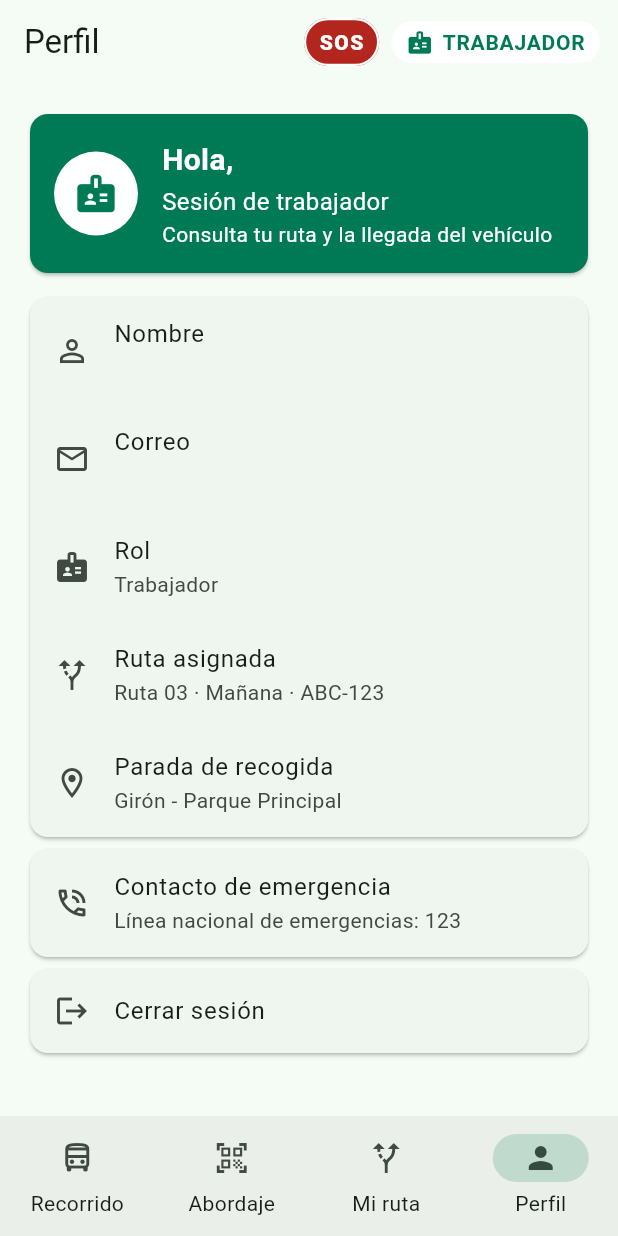
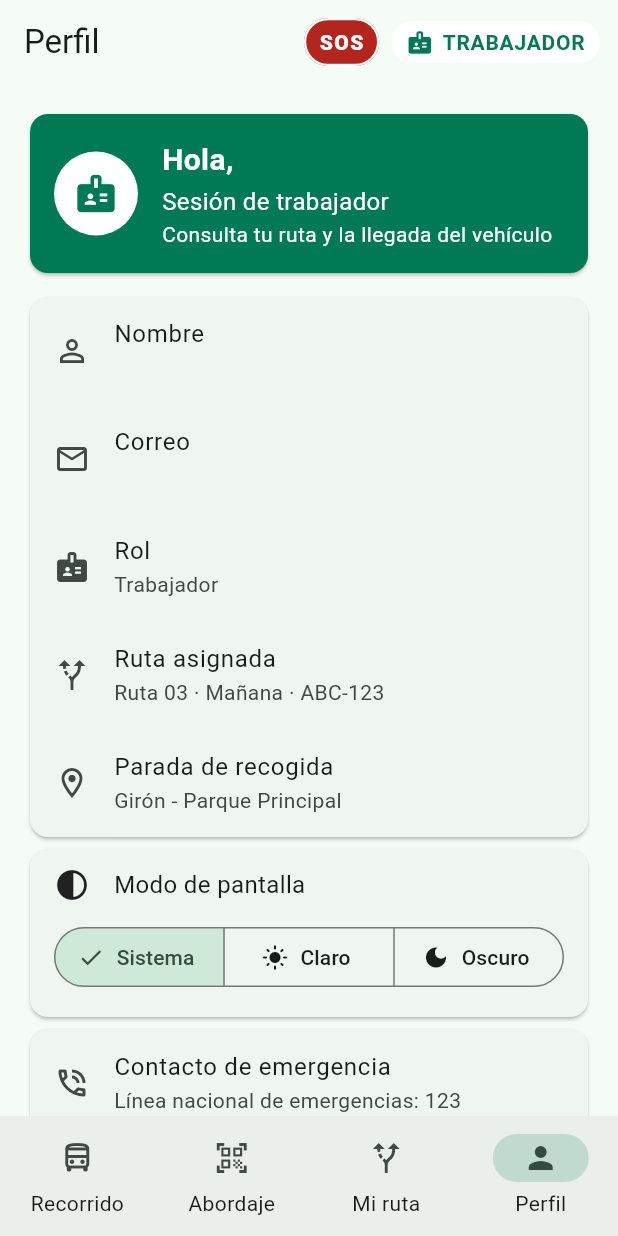
Before and after one commit to Andressd27/Rutix, a Flutter app: the _ConductorConRuta screen opened directly with sample values from the repository, item 4 of the bottom bar chosen, on a phone screen of 412 x 824 dp. Run offline on Flutter 3.47's test engine with Material 3 defaults, Android fonts, the phone set to English and light mode, and no system bars; our stand-ins replace cloud_firestore, connectivity_plus, firebase_auth, firebase_core, flutter_local_notifications, flutter_map and 5 more; missing offline and left inert: mobile_scanner; accounts and stored records are empty; statements that could not run were skipped.

Commit message:
Selector manual de modo de pantalla (Sistema, Claro u Oscuro)
- Perfil (los tres roles): tarjeta "Modo de pantalla" para seguir al
  teléfono o fijar claro u oscuro. Se aplica al instante.
- La elección se guarda en el teléfono (shared_preferences) y se mantiene
  al reabrir la app o cambiar de cuenta.
- 3 pruebas nuevas (110 en total).

Co-Authored-By: Claude Opus 5.5 <noreply@anthropic.com>

```diff
--- /dev/null
+++ b/lib/services/tema_service.dart
@@ -0,0 +1,44 @@
+import 'package:material_ui/material_ui.dart';
+import 'package:shared_preferences/shared_preferences.dart';
+
+/// Modo claro / oscuro elegido por el usuario. Se guarda en el teléfono, así
+/// se mantiene al cerrar la app y al cambiar de cuenta.
+class TemaService {
+  TemaService._();
+  static final TemaService instancia = TemaService._();
+
+  static const _clave = 'modo_tema';
+
+  final ValueNotifier<ThemeMode> modo = ValueNotifier(ThemeMode.system);
+
+  Future<void> cargar() async {
+    try {
+      final p = await SharedPreferences.getInstance();
+      modo.value = modoDesdeTexto(p.getString(_clave));
+    } catch (e) {
+      debugPrint('No se pudo leer el modo de tema: $e');
+    }
+  }
+
+  Future<void> cambiar(ThemeMode nuevo) async {
+    modo.value = nuevo;
+    try {
+      final p = await SharedPreferences.getInstance();
+      await p.setString(_clave, textoDeModo(nuevo));
+    } catch (e) {
+      debugPrint('No se pudo guardar el modo de tema: $e');
+    }
+  }
+}
+
+String textoDeModo(ThemeMode m) => switch (m) {
+      ThemeMode.light => 'claro',
+      ThemeMode.dark => 'oscuro',
+      ThemeMode.system => 'sistema',
+    };
+
+ThemeMode modoDesdeTexto(String? t) => switch (t) {
+      'claro' => ThemeMode.light,
+      'oscuro' => ThemeMode.dark,
+      _ => ThemeMode.system,
+    };
--- a/lib/widgets/comunes.dart
+++ b/lib/widgets/comunes.dart
@@ -8,6 +8,7 @@ import '../models/ruta.dart';
 import '../models/usuario.dart';
 import '../services/auth_service.dart';
 import '../services/conectividad_service.dart';
+import '../services/tema_service.dart';
 import 'emergencia.dart';
 
 /// Igual que [StreamBuilder], pero crea la consulta una sola vez por [clave].
@@ -384,6 +385,7 @@ class PerfilPage extends StatelessWidget {
             ],
           ),
         ),
+        const SelectorTema(),
         Card(
           child: ListTile(
             leading: const Icon(Icons.phone_in_talk_outlined),
@@ -402,3 +404,53 @@ class PerfilPage extends StatelessWidget {
     );
   }
 }
+
+/// Modo de pantalla: sigue al teléfono, siempre claro o siempre oscuro.
+class SelectorTema extends StatelessWidget {
+  const SelectorTema({super.key});
+
+  @override
+  Widget build(BuildContext context) {
+    final servicio = TemaService.instancia;
+    return Card(
+      child: Padding(
+        padding: const EdgeInsets.fromLTRB(16, 12, 16, 16),
+        child: Column(
+          crossAxisAlignment: CrossAxisAlignment.stretch,
+          children: [
+            const Row(
+              children: [
+                Icon(Icons.contrast),
+                SizedBox(width: 16),
+                Text('Modo de pantalla', style: TextStyle(fontSize: 16)),
+              ],
+            ),
+            const SizedBox(height: 12),
+            ValueListenableBuilder<ThemeMode>(
+              valueListenable: servicio.modo,
+              builder: (context, modo, _) => SegmentedButton<ThemeMode>(
+                key: const Key('selector_tema'),
+                segments: const [
+                  ButtonSegment(
+                      value: ThemeMode.system,
+                      icon: Icon(Icons.brightness_auto),
+                      label: Text('Sistema')),
+                  ButtonSegment(
+                      value: ThemeMode.light,
+                      icon: Icon(Icons.light_mode),
+                      label: Text('Claro')),
+                  ButtonSegment(
+                      value: ThemeMode.dark,
+                      icon: Icon(Icons.dark_mode),
+                      label: Text('Oscuro')),
+                ],
+                selected: {modo},
+                onSelectionChanged: (s) => servicio.cambiar(s.first),
+              ),
+            ),
+          ],
+        ),
+      ),
+    );
+  }
+}
--- a/pubspec.yaml
+++ b/pubspec.yaml
@@ -47,6 +47,7 @@ dependencies:
   mobile_scanner: ^7.5.0
   http: ^1.6.0
   url_launcher: ^6.3.3
+  shared_preferences: ^2.5.6
 
 dev_dependencies:
   flutter_test:
```
Also changed, not shown: lib/main.dart (+13 -4 lines), pubspec.lock, 6 other files.
